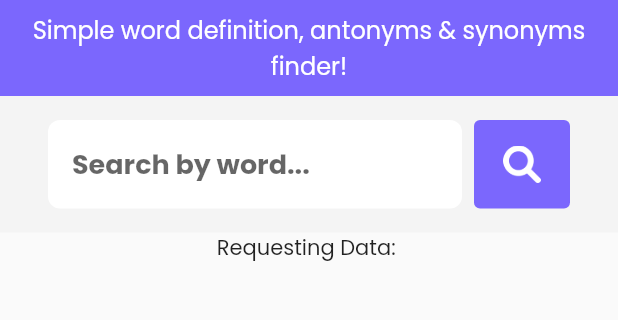
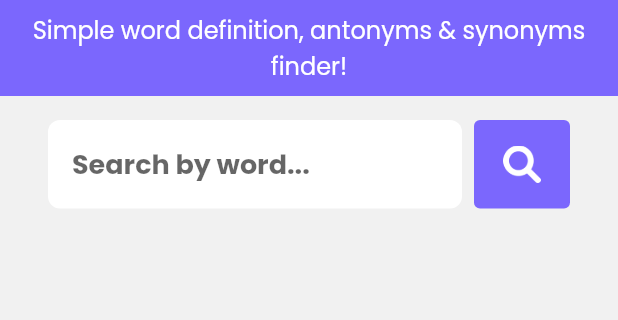
Before and after one commit to MohammadArik/Wordlys, a Flutter app: the screen it shows after launch, on a phone screen of 412 x 824 dp, the part 120-440 px from its top. Run offline on Flutter 3.47's test engine with Material 2 defaults, Android fonts, the phone set to English and light mode, and no system bars.

```diff
--- a/lib/components/word_input.dart
+++ b/lib/components/word_input.dart
@@ -1,74 +1,21 @@
-import 'dart:async';
-
 import 'package:flutter/material.dart';
 
-class WordInput extends StatefulWidget {
+class WordInput extends StatelessWidget {
   const WordInput({Key? key}) : super(key: key);
-
-  @override
-  State<WordInput> createState() => _WordInputState();
-}
-
-class _WordInputState extends State<WordInput> {
-  var inputString = "";
-  var requestString = "";
-
-  Timer timer = Timer(Duration(microseconds: 200), (() {}));
-
-  void handleInput(String value) {
-    // Update the value
-    inputString = value;
-
-    // If 200ms not passed after the previous input cancel the previous timer
-    if (timer.isActive) {
-      timer.cancel();
-    }
-    // return if the inputString is empty
-    inputString = inputString.trim();
-    if (inputString == "" && requestString != "") {
-      setState(() {
-        requestString = "";
-      });
-      return;
-    }
-
-    // Set the state to loading
-    if (requestString != "loading") {
-      setState(() {
-        requestString = "loading";
-      });
-    }
-    // Initialize the timer to request after 200ms only if inputString is not empty
-    timer = Timer(const Duration(milliseconds: 200), (() {
-      print("Requesting: " + inputString);
-      setState(() {
-        requestString = inputString;
-      });
-    }));
-  }
-
-  void handleSubmit() {
-    print(inputString);
-  }
 
   @override
   Widget build(BuildContext context) {
     return Expanded(
-      child: Column(
-        children: [
-          Container(
+      child: Container(
         padding: EdgeInsets.symmetric(vertical: 16, horizontal: 32),
-            color: const Color(0xFFF4F4F4),
+        color: const Color(0xFFF1F1F1),
         alignment: Alignment.topLeft,
         child: Row(
           mainAxisSize: MainAxisSize.max,
           children: [
             Expanded(
               child: TextField(
-                    onChanged: handleInput,
-                    onSubmitted: ((_) {
-                      handleSubmit();
-                    }),
+                // controller: ,
                 decoration: const InputDecoration(
                   border: OutlineInputBorder(
                     borderRadius: BorderRadius.all(Radius.circular(8.0)),
@@ -88,24 +35,20 @@ class _WordInputState extends State<WordInput> {
             ),
             SizedBox(width: 8),
             TextButton(
-                    onPressed: handleSubmit,
+                onPressed: (() {}),
                 style: ButtonStyle(
                   backgroundColor:
                       MaterialStateProperty.all<Color>(Color(0xFF7B67FD)),
-                      padding: MaterialStateProperty.all<EdgeInsets>(
-                          EdgeInsets.all(17)),
+                  padding:
+                      MaterialStateProperty.all<EdgeInsets>(EdgeInsets.all(17)),
                 ),
                 child: Image(
                   image: AssetImage("assets/images/search.png"),
                   width: 25,
                   height: 25,
                 )),
-                // Text(this.)
           ],
         ),
-          ),
-          Text("Requesting Data: " + requestString)
-        ],
       ),
     );
   }
```
Lines whose indentation alone changed are shown as unchanged.
